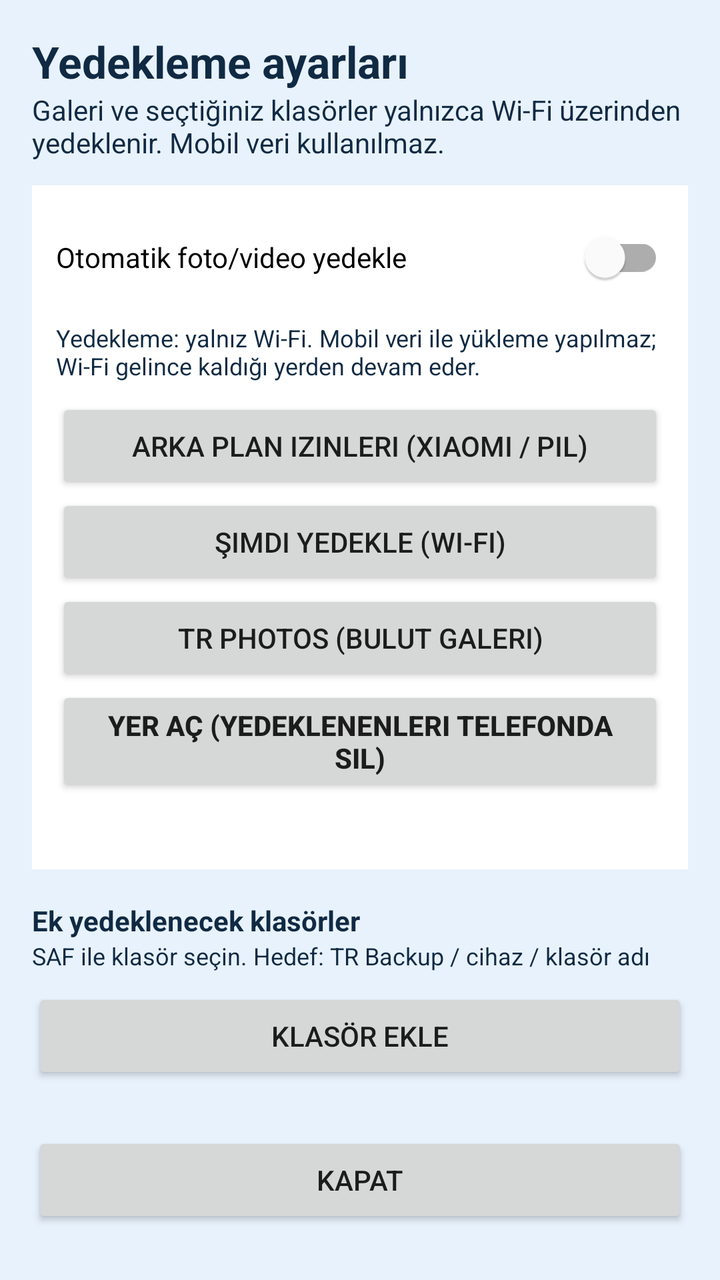
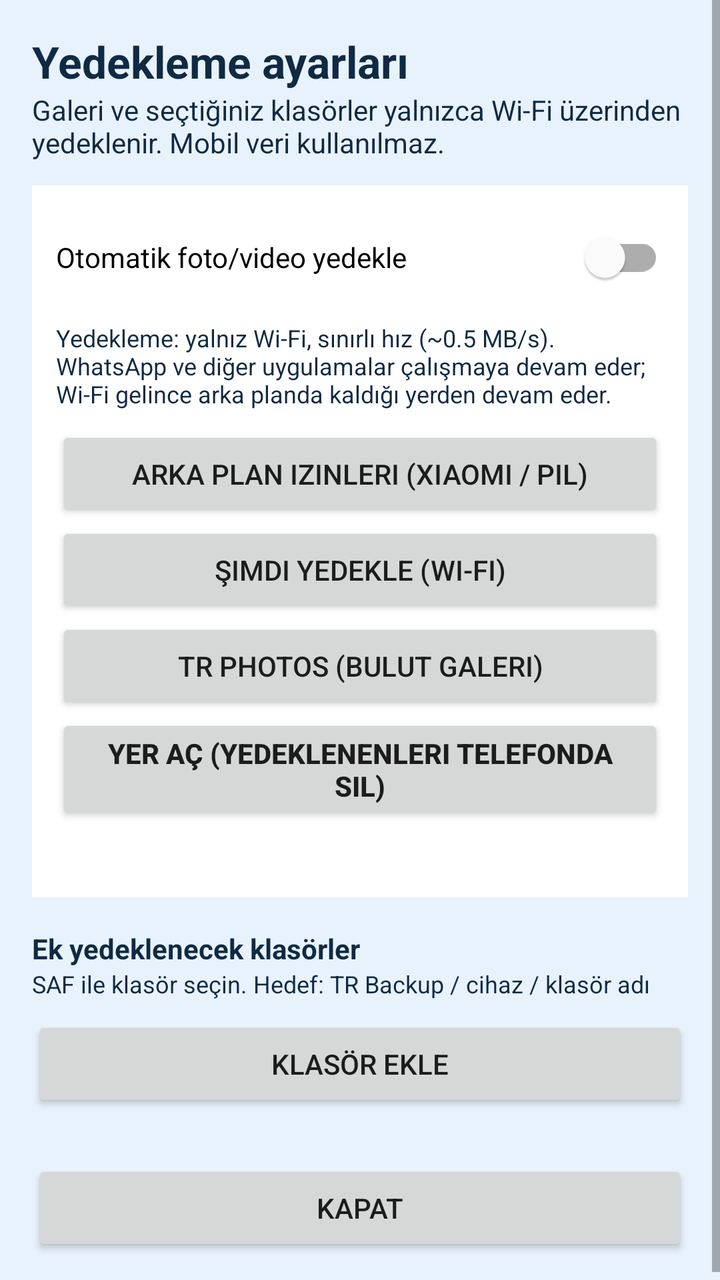

Two renders of the same Android screen: before a commit and after it. Below are the layout's source before the change and the commit's diff.
<!-- AndroidManifest.xml: activity theme Theme.TRDriver -->
<!-- res/layout/activity_backup_settings.xml -->
<?xml version="1.0" encoding="utf-8"?>
<ScrollView xmlns:android="http://schemas.android.com/apk/res/android"
    android:layout_width="match_parent"
    android:layout_height="match_parent"
    android:background="@color/tr_sky"
    android:fillViewport="true">

    <LinearLayout
        android:layout_width="match_parent"
        android:layout_height="wrap_content"
        android:orientation="vertical"
        android:padding="16dp">

        <TextView
            android:layout_width="match_parent"
            android:layout_height="wrap_content"
            android:text="Yedekleme ayarları"
            android:textColor="@color/tr_ink"
            android:textSize="22sp"
            android:textStyle="bold" />

        <TextView
            android:layout_width="match_parent"
            android:layout_height="wrap_content"
            android:layout_marginBottom="12dp"
            android:text="Galeri ve seçtiğiniz klasörler yalnızca Wi‑Fi üzerinden yedeklenir. Mobil veri kullanılmaz."
            android:textColor="@color/tr_ink" />

        <LinearLayout
            android:layout_width="match_parent"
            android:layout_height="wrap_content"
            android:background="@android:color/white"
            android:orientation="vertical"
            android:padding="12dp">

            <com.google.android.material.switchmaterial.SwitchMaterial
                android:id="@+id/switchGalleryBackup"
                android:layout_width="match_parent"
                android:layout_height="wrap_content"
                android:text="Otomatik foto/video yedekle" />

            <TextView
                android:id="@+id/networkHint"
                android:layout_width="match_parent"
                android:layout_height="wrap_content"
                android:layout_marginTop="8dp"
                android:text="Yedekleme: yalnız Wi‑Fi. Mobil veri ile yükleme yapılmaz; Wi‑Fi gelince kaldığı yerden devam eder."
                android:textColor="@color/tr_ink"
                android:textSize="12sp" />

            <Button
                android:id="@+id/btnOemSettings"
                android:layout_width="match_parent"
                android:layout_height="wrap_content"
                android:layout_marginTop="8dp"
                android:text="Arka plan izinleri (Xiaomi / pil)" />

            <Button
                android:id="@+id/btnBackupNow"
                android:layout_width="match_parent"
                android:layout_height="wrap_content"
                android:text="Şimdi yedekle (Wi‑Fi)" />

            <Button
                android:id="@+id/btnOpenPhotos"
                android:layout_width="match_parent"
                android:layout_height="wrap_content"
                android:text="TR Photos (bulut galeri)" />

            <Button
                android:id="@+id/btnFreeUpSpace"
                android:layout_width="match_parent"
                android:layout_height="wrap_content"
                android:text="Yer aç (yedeklenenleri telefonda sil)"
                android:textStyle="bold" />

            <TextView
                android:id="@+id/backupStatus"
                android:layout_width="match_parent"
                android:layout_height="wrap_content"
                android:layout_marginTop="8dp"
                android:textColor="@color/tr_ink"
                android:textSize="12sp" />
        </LinearLayout>

        <TextView
            android:layout_width="match_parent"
            android:layout_height="wrap_content"
            android:layout_marginTop="16dp"
            android:text="Ek yedeklenecek klasörler"
            android:textColor="@color/tr_ink"
            android:textStyle="bold" />

        <TextView
            android:layout_width="match_parent"
            android:layout_height="wrap_content"
            android:layout_marginBottom="8dp"
            android:text="SAF ile klasör seçin. Hedef: TR Backup / cihaz / klasör adı"
            android:textColor="@color/tr_ink"
            android:textSize="12sp" />

        <Button
            android:id="@+id/btnAddFolder"
            android:layout_width="match_parent"
            android:layout_height="wrap_content"
            android:text="Klasör ekle" />

        <LinearLayout
            android:id="@+id/folderList"
            android:layout_width="match_parent"
            android:layout_height="wrap_content"
            android:orientation="vertical"
            android:paddingTop="8dp" />

        <Button
            android:id="@+id/btnCloseBackup"
            android:layout_width="match_parent"
            android:layout_height="wrap_content"
            android:layout_marginTop="16dp"
            android:text="Kapat" />
    </LinearLayout>
</ScrollView>
<!-- resources referenced by this layout -->
<resources>
  <color name="tr_ink">#102A43</color>
  <color name="tr_sky">#E8F2FC</color>
  <style name="Theme.TRDriver" parent="Theme.MaterialComponents.Light.NoActionBar">
          <item name="colorPrimary">@color/tr_blue</item>
          <item name="colorPrimaryVariant">@color/tr_blue_dark</item>
          <item name="colorOnPrimary">@color/tr_white</item>
          <item name="android:statusBarColor">@color/tr_blue_dark</item>
          <item name="android:windowBackground">@color/tr_sky</item>
      </style>
  <color name="tr_blue">#0B5CAD</color>
  <color name="tr_blue_dark">#083F78</color>
  <color name="tr_white">#FFFFFF</color>
</resources>

<!-- the commit's change to res/layout/activity_backup_settings.xml (unified diff, before → after) -->
@@ -44,7 +44,7 @@
                 android:layout_width="match_parent"
                 android:layout_height="wrap_content"
                 android:layout_marginTop="8dp"
-                android:text="Yedekleme: yalnız Wi‑Fi. Mobil veri ile yükleme yapılmaz; Wi‑Fi gelince kaldığı yerden devam eder."
+                android:text="Yedekleme: yalnız Wi‑Fi, sınırlı hız (~0.5 MB/s). WhatsApp ve diğer uygulamalar çalışmaya devam eder; Wi‑Fi gelince arka planda kaldığı yerden devam eder."
                 android:textColor="@color/tr_ink"
                 android:textSize="12sp" />
 
